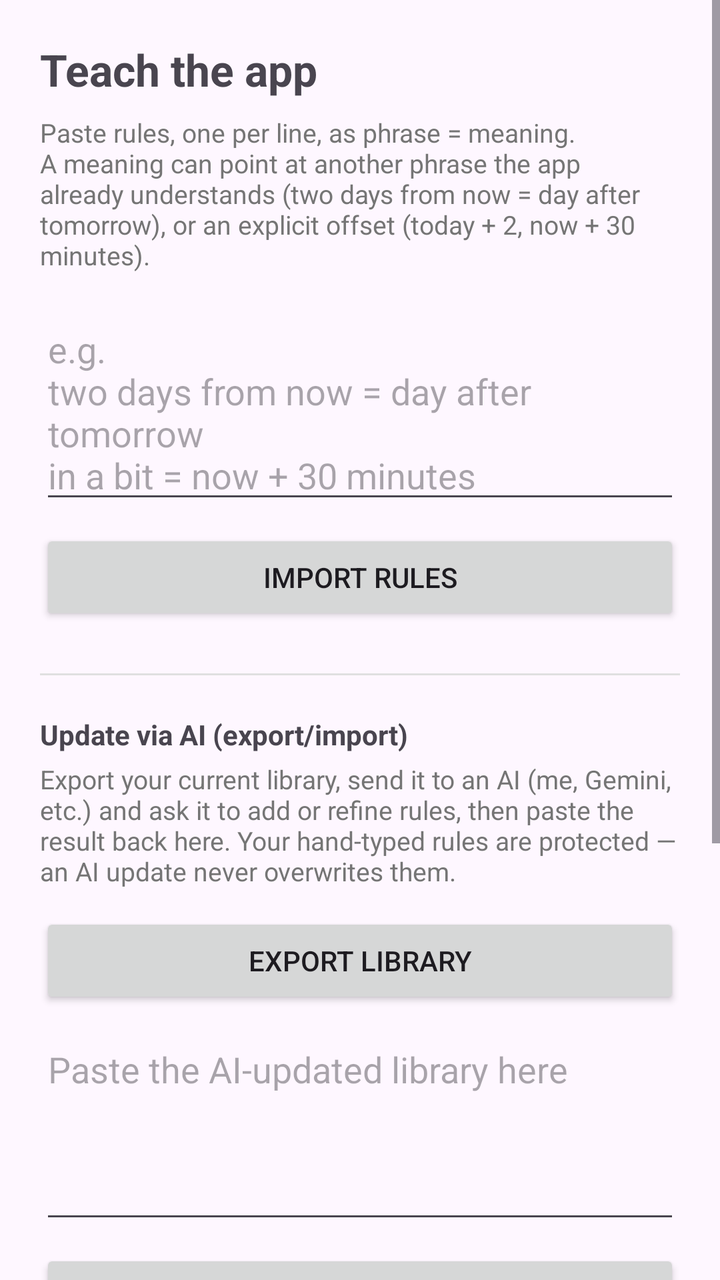
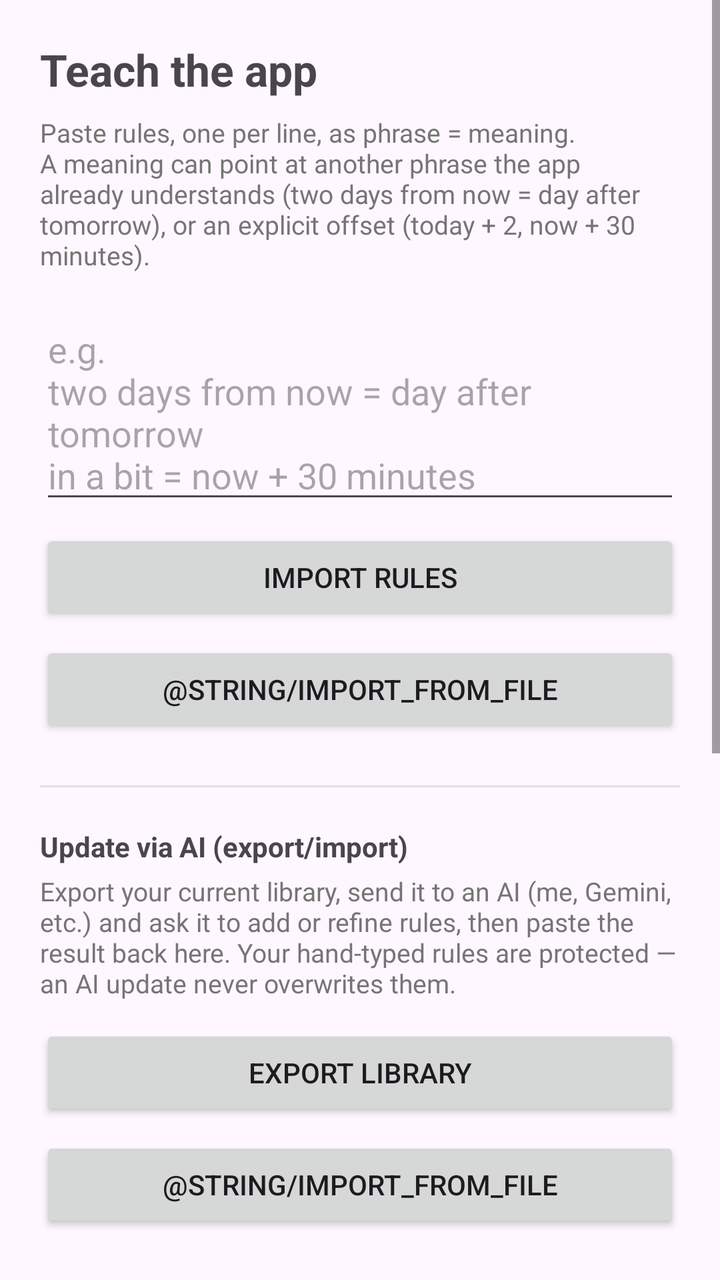

Before-and-after screenshots of an Android layout around one commit, followed by the original layout XML and the change that was made.
<!-- AndroidManifest.xml: application theme Theme.Material3.DayNight -->
<!-- res/layout/activity_teach_words.xml -->
<?xml version="1.0" encoding="utf-8"?>
<ScrollView
    xmlns:android="http://schemas.android.com/apk/res/android"
    android:layout_width="match_parent"
    android:layout_height="match_parent">

    <LinearLayout
        android:layout_width="match_parent"
        android:layout_height="wrap_content"
        android:orientation="vertical"
        android:padding="20dp">

        <TextView
            android:layout_width="match_parent"
            android:layout_height="wrap_content"
            android:text="@string/teach_title"
            android:textSize="22sp"
            android:textStyle="bold"
            android:layout_marginBottom="8dp" />

        <TextView
            android:layout_width="match_parent"
            android:layout_height="wrap_content"
            android:text="@string/teach_instructions"
            android:textSize="13sp"
            android:textColor="#757575"
            android:layout_marginBottom="16dp" />

        <EditText
            android:id="@+id/editTextBulkRules"
            android:layout_width="match_parent"
            android:layout_height="wrap_content"
            android:minLines="4"
            android:gravity="top"
            android:hint="@string/teach_hint"
            android:inputType="textMultiLine" />

        <Button
            android:id="@+id/buttonImportRules"
            android:layout_width="match_parent"
            android:layout_height="wrap_content"
            android:text="@string/import_rules"
            android:layout_marginTop="8dp"
            android:layout_marginBottom="24dp" />

        <View android:layout_width="match_parent" android:layout_height="1dp" android:background="#E0E0E0" android:layout_marginBottom="20dp" />

        <TextView
            android:layout_width="match_parent"
            android:layout_height="wrap_content"
            android:text="@string/ai_update_title"
            android:textStyle="bold"
            android:layout_marginBottom="4dp" />

        <TextView
            android:layout_width="match_parent"
            android:layout_height="wrap_content"
            android:text="@string/ai_update_instructions"
            android:textSize="13sp"
            android:textColor="#757575"
            android:layout_marginBottom="12dp" />

        <Button
            android:id="@+id/buttonExportLibrary"
            android:layout_width="match_parent"
            android:layout_height="wrap_content"
            android:text="@string/export_library"
            android:layout_marginBottom="8dp" />

        <EditText
            android:id="@+id/editTextAiUpdate"
            android:layout_width="match_parent"
            android:layout_height="wrap_content"
            android:minLines="4"
            android:gravity="top"
            android:hint="@string/ai_update_hint"
            android:inputType="textMultiLine" />

        <Button
            android:id="@+id/buttonImportAiUpdate"
            android:layout_width="match_parent"
            android:layout_height="wrap_content"
            android:text="@string/import_ai_update"
            android:layout_marginTop="8dp"
            android:layout_marginBottom="24dp" />

        <View android:layout_width="match_parent" android:layout_height="1dp" android:background="#E0E0E0" android:layout_marginBottom="20dp" />

        <TextView
            android:layout_width="match_parent"
            android:layout_height="wrap_content"
            android:text="@string/learned_rules"
            android:textStyle="bold"
            android:layout_marginBottom="8dp" />

        <TextView
            android:id="@+id/textRulesList"
            android:layout_width="match_parent"
            android:layout_height="wrap_content"
            android:textSize="13sp"
            android:layout_marginBottom="16dp" />

        <TextView
            android:layout_width="match_parent"
            android:layout_height="wrap_content"
            android:text="@string/excluded_words"
            android:textStyle="bold"
            android:layout_marginBottom="8dp" />

        <TextView
            android:id="@+id/textExcludedList"
            android:layout_width="match_parent"
            android:layout_height="wrap_content"
            android:textSize="13sp"
            android:layout_marginBottom="20dp" />

        <Button
            android:id="@+id/buttonCleanupNow"
            android:layout_width="match_parent"
            android:layout_height="wrap_content"
            android:text="@string/cleanup_unused_now"
            android:layout_marginBottom="12dp" />

        <Button
            android:id="@+id/buttonClearAll"
            android:layout_width="match_parent"
            android:layout_height="wrap_content"
            android:text="@string/clear_everything_learned" />

    </LinearLayout>

</ScrollView>
<!-- resources referenced by this layout -->
<resources>
  <string name="ai_update_hint">Paste the AI-updated library here</string>
  <string name="ai_update_instructions">Export your current library, send it to an AI (me, Gemini, etc.) and ask it to add or refine rules, then paste the result back here. Your hand-typed rules are protected — an AI update never overwrites them.</string>
  <string name="ai_update_title">Update via AI (export/import)</string>
  <string name="cleanup_unused_now">Clean up unused now (4+ months)</string>
  <string name="clear_everything_learned">Clear everything learned</string>
  <string name="excluded_words">Words taught as plain text</string>
  <string name="export_library">Export library</string>
  <string name="import_ai_update">Import AI update</string>
  <string name="import_rules">Import rules</string>
  <string name="learned_rules">Learned rules</string>
  <string name="teach_hint">e.g.\ntwo days from now = day after tomorrow\nin a bit = now + 30 minutes</string>
  <string name="teach_instructions">Paste rules, one per line, as "phrase = meaning". A meaning can point at another phrase the app already understands ("two days from now = day after tomorrow"), or an explicit offset ("today + 2", "now + 30 minutes").</string>
  <string name="teach_title">Teach the app</string>
</resources>

<!-- the commit's change to res/layout/activity_teach_words.xml (unified diff, before → after) -->
@@ -41,6 +41,13 @@
             android:layout_height="wrap_content"
             android:text="@string/import_rules"
             android:layout_marginTop="8dp"
+            android:layout_marginBottom="8dp" />
+
+        <Button
+            android:id="@+id/buttonImportRulesFromFile"
+            android:layout_width="match_parent"
+            android:layout_height="wrap_content"
+            android:text="@string/import_from_file"
             android:layout_marginBottom="24dp" />
 
         <View android:layout_width="match_parent" android:layout_height="1dp" android:background="#E0E0E0" android:layout_marginBottom="20dp" />
@@ -66,6 +73,13 @@
             android:layout_height="wrap_content"
             android:text="@string/export_library"
             android:layout_marginBottom="8dp" />
+
+        <Button
+            android:id="@+id/buttonImportFromFile"
+            android:layout_width="match_parent"
+            android:layout_height="wrap_content"
+            android:text="@string/import_from_file"
+            android:layout_marginBottom="12dp" />
 
         <EditText
             android:id="@+id/editTextAiUpdate"
